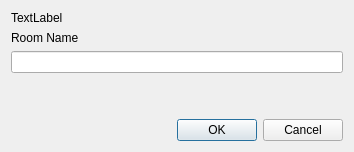
This is src/gui/dialogs/start_group_chat.ui in marcbowes/mxitc as Qt 5 draws it before an edit. The edited form follows.
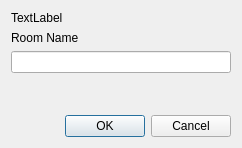
This is the edited form.

```diff
--- a/src/gui/dialogs/start_group_chat.ui
+++ b/src/gui/dialogs/start_group_chat.ui
@@ -6,8 +6,8 @@
    <rect>
     <x>0</x>
     <y>0</y>
-    <width>354</width>
-    <height>152</height>
+    <width>242</width>
+    <height>148</height>
    </rect>
   </property>
   <property name="windowTitle">
@@ -19,6 +19,9 @@
      <property name="text">
       <string>TextLabel</string>
      </property>
+     <property name="wordWrap">
+      <bool>true</bool>
+     </property>
     </widget>
    </item>
    <item>
```
